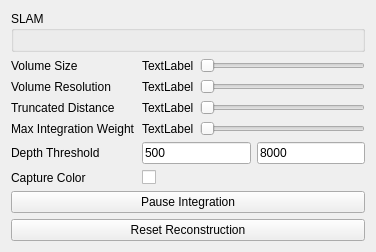
Above: intern/src/editor_gui/edit_inspector_slam.ui from swantmon/saltwater before the change. Below: the same form after it.
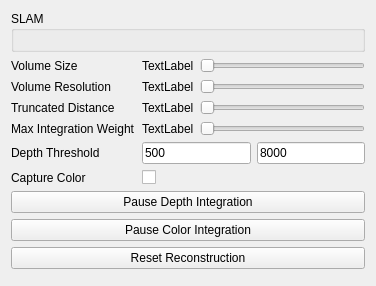
That is the form after the change.

Commit message: Pause depth and color integration independently

The edit to the form file:
```diff
--- a/intern/src/editor_gui/edit_inspector_slam.ui
+++ b/intern/src/editor_gui/edit_inspector_slam.ui
@@ -7,7 +7,7 @@
     <x>0</x>
     <y>0</y>
     <width>376</width>
-    <height>220</height>
+    <height>286</height>
    </rect>
   </property>
   <property name="windowTitle">
@@ -178,7 +178,14 @@
    <item>
     <widget class="QPushButton" name="m_pPauseButton">
      <property name="text">
-      <string>Pause Integration</string>
+      <string>Pause Depth Integration</string>
+     </property>
+    </widget>
+   </item>
+   <item>
+    <widget class="QPushButton" name="m_pPauseColorIntegrationButton">
+     <property name="text">
+      <string>Pause Color Integration</string>
      </property>
     </widget>
    </item>
```
Left out of the diff: 25 changed lines with no effect on the pictures. The commit also changes 8 other files.
